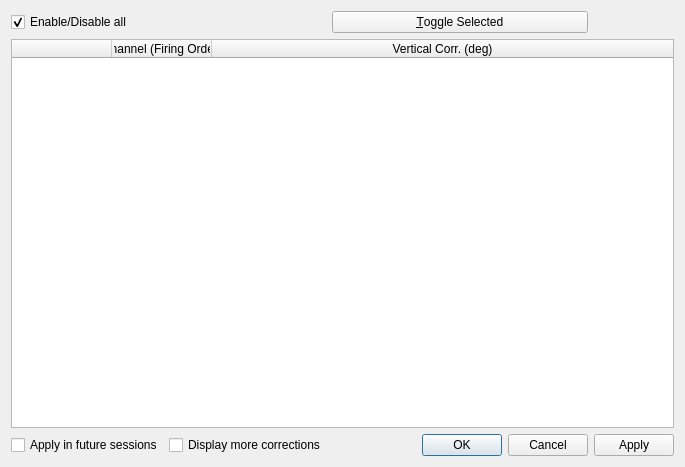
First picture: the form in Qt/Components/Resources/UI/lqLaserSelectionDialog.ui, repository xiaobin86/senfoto-view, before the edit.
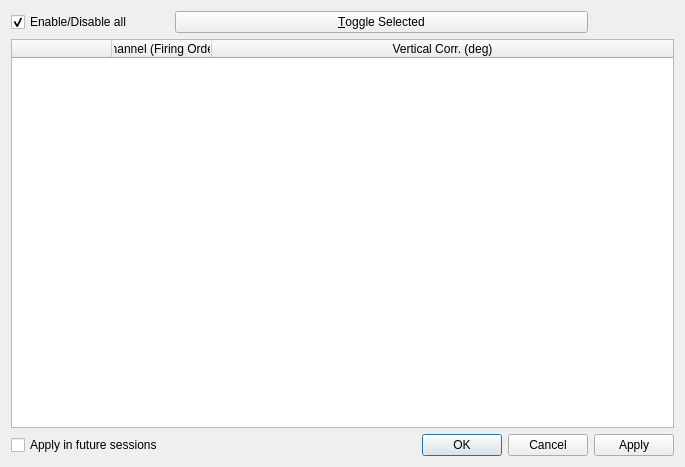
Second picture: the form after the edit.

Commit message: fix: lqLaserSelectionDialog source/table logic + remove invalid MarkModified call

What changed in the file:
```diff
--- a/Qt/Components/Resources/UI/lqLaserSelectionDialog.ui
+++ b/Qt/Components/Resources/UI/lqLaserSelectionDialog.ui
@@ -10,7 +10,6 @@
    <item row="0" column="1"><widget class="QCheckBox" name="EnableDisableAll"><property name="text"><string>Enable/Disable all</string></property><property name="checked"><bool>true</bool></property><property name="tristate"><bool>false</bool></property></widget></item>
    <item row="6" column="1" colspan="4"><widget class="QTableWidget" name="LaserTable"><property name="selectionBehavior"><enum>QAbstractItemView::SelectRows</enum></property><attribute name="horizontalHeaderStretchLastSection"><bool>true</bool></attribute><attribute name="verticalHeaderVisible"><bool>false</bool></attribute><column><property name="text"><string/></property></column><column><property name="text"><string>Channel (Firing Order)</string></property></column><column><property name="text"><string>Vertical Corr. (deg)</string></property></column></widget></item>
    <item row="7" column="1"><widget class="QCheckBox" name="saveCheckBox"><property name="text"><string>Apply in future sessions</string></property></widget></item>
-   <item row="7" column="2"><widget class="QCheckBox" name="DisplayMoreCorrections"><property name="text"><string>Display more corrections</string></property></widget></item>
    <item row="7" column="3"><widget class="QDialogButtonBox" name="buttonBox"><property name="standardButtons"><set>QDialogButtonBox::Cancel|QDialogButtonBox::Ok</set></property></widget></item>
    <item row="7" column="4"><widget class="QPushButton" name="apply"><property name="text"><string>Apply</string></property></widget></item>
   </layout>
```
Lines whose indentation alone changed are shown as unchanged. The commit also changes 1 other file.
